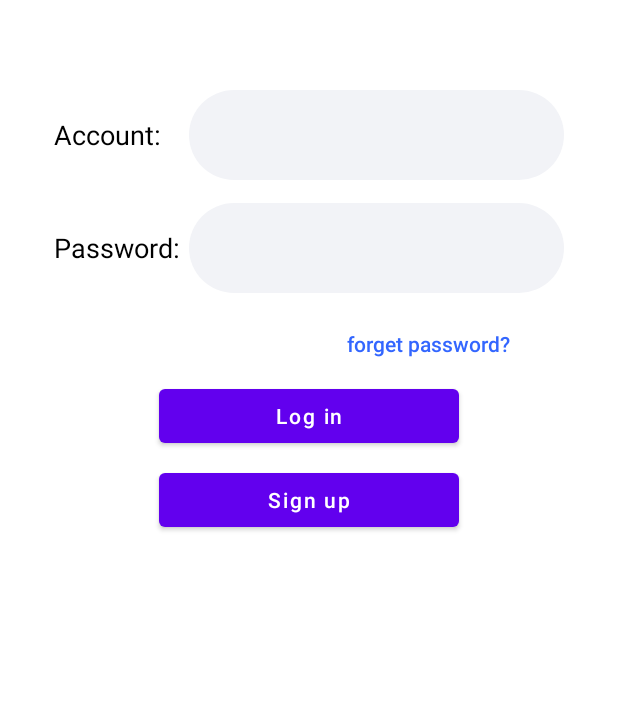
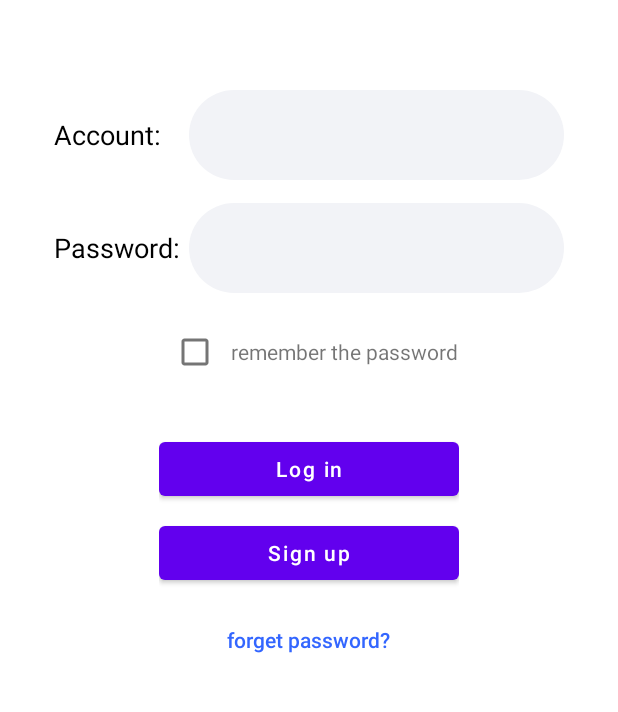
Before and after one commit to THLiu55/HabbitAC, an Android app: the screen it shows after launch (MainActivity), on a phone screen of 412 x 824 dp, the part 324-1036 px from its top. Run offline under Robolectric (Android 15) with nearby library versions, the phone set to English and light mode, and no system bars.

Commit message:
login refine

```diff
--- a/app/src/main/res/layout/activity_main.xml
+++ b/app/src/main/res/layout/activity_main.xml
@@ -99,17 +99,48 @@
 
     </LinearLayout>
 
-    <Button
-        android:id="@+id/forgetPassword_bnt"
+<!--    <LinearLayout-->
+<!--        android:orientation="horizontal"-->
+<!--        android:layout_width="wrap_content"-->
+<!--        android:layout_height="wrap_content"-->
+<!--        android:layout_marginLeft="120dp">-->
+<!--        <CheckBox-->
+<!--            android:id="@+id/remember_content"-->
+<!--            android:layout_width="wrap_content"-->
+<!--            android:layout_height="wrap_content"-->
+<!--            />-->
+<!--        <TextView-->
+<!--            android:layout_width="wrap_content"-->
+<!--            android:layout_height="wrap_content"-->
+<!--            android:textSize="16sp"-->
+<!--            android:text="Remember password"/>-->
+
+<!--    </LinearLayout>-->
+
+    <LinearLayout
         android:layout_width="wrap_content"
         android:layout_height="wrap_content"
-        android:layout_gravity="center"
-        style="@style/Widget.AppCompat.Button.Borderless"
-        android:text="forget password?"
-        android:layout_marginTop="10dp"
-        android:layout_marginLeft="80dp"
-        android:textAllCaps="false"
-        android:textColor="#3366FF"/>
+        android:orientation="horizontal"
+        android:layout_marginTop="15dp"
+        android:layout_gravity="center">
+        <CheckBox
+            android:layout_width="wrap_content"
+            android:layout_height="wrap_content"
+            />
+        <TextView
+            android:layout_width="wrap_content"
+            android:layout_height="wrap_content"
+            android:text="remember the password"
+            />
+    </LinearLayout>
+
+
+    <LinearLayout
+
+        android:layout_width="wrap_content"
+        android:layout_height="wrap_content"
+        android:orientation="vertical"
+        android:layout_gravity="center">
 
     <Button
         android:id="@+id/login_bnt"
@@ -118,6 +149,8 @@
         android:layout_gravity="center"
         android:textAllCaps="false"
         android:text="Log in"
+        android:layout_marginTop="30dp"
+        android:layout_weight="1"
         android:layout_marginBottom="8dp"/>
 
     <Button
@@ -127,5 +160,18 @@
         android:layout_gravity="center"
         android:textAllCaps="false"
         android:text="Sign up"
-        android:layout_marginBottom="30dp"/>
+        android:layout_weight="1"
+        android:layout_marginBottom="10dp"/>
+
+    <Button
+        android:id="@+id/forgetPassword_bnt"
+        android:layout_width="wrap_content"
+        android:layout_height="wrap_content"
+        android:layout_gravity="center"
+        style="@style/Widget.AppCompat.Button.Borderless"
+        android:text="forget password?"
+        android:layout_weight="1"
+        android:textAllCaps="false"
+        android:textColor="#3366FF"/>
+    </LinearLayout>
 </LinearLayout>
```
